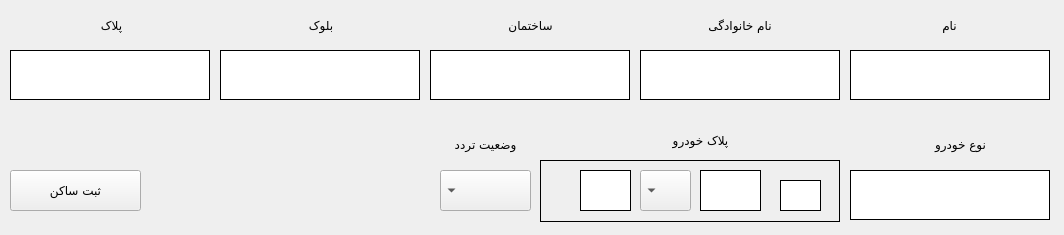
Qt form gui/residentNew.ui (oaacUis/tesis-colombian-plate-recognition) before a commit.
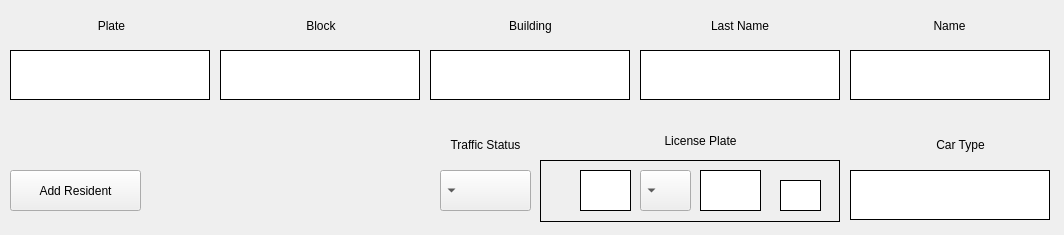
The same form after that commit. Custom widgets are drawn as their Qt base class.

Diff of the .ui file:
```diff
--- a/gui/residentNew.ui
+++ b/gui/residentNew.ui
@@ -28,11 +28,11 @@
                 </property>
                 <property name="font">
                     <font>
-                        <family>B Yekan</family>
+                        <family>Arial</family>
                     </font>
                 </property>
                 <property name="text">
-                    <string>وضعیت تردد</string>
+                    <string>Traffic Status</string>
                 </property>
                 <property name="alignment">
                     <set>Qt::AlignCenter</set>
@@ -105,11 +105,11 @@
                 </property>
                 <property name="font">
                     <font>
-                        <family>B Yekan</family>
+                        <family>Arial</family>
                     </font>
                 </property>
                 <property name="text">
-                    <string>نوع خودرو</string>
+                    <string>Car Type</string>
                 </property>
                 <property name="alignment">
                     <set>Qt::AlignCenter</set>
@@ -126,11 +126,11 @@
                 </property>
                 <property name="font">
                     <font>
-                        <family>B Yekan</family>
+                        <family>Arial</family>
                     </font>
                 </property>
                 <property name="text">
-                    <string>پلاک خودرو</string>
+                    <string>License Plate</string>
                 </property>
                 <property name="alignment">
                     <set>Qt::AlignCenter</set>
@@ -150,11 +150,11 @@
                         <widget class="QLabel" name="label_4">
                             <property name="font">
                                 <font>
-                                    <family>B Yekan</family>
+                                    <family>Arial</family>
                                 </font>
                             </property>
                             <property name="text">
-                                <string>نام</string>
+                                <string>Name</string>
                             </property>
                             <property name="alignment">
                                 <set>Qt::AlignCenter</set>
@@ -165,11 +165,11 @@
                         <widget class="QLabel" name="label_10">
                             <property name="font">
                                 <font>
-                                    <family>B Yekan</family>
+                                    <family>Arial</family>
                                 </font>
                             </property>
                             <property name="text">
-                                <string>نام خانوادگی</string>
+                                <string>Last Name</string>
                             </property>
                             <property name="alignment">
                                 <set>Qt::AlignCenter</set>
@@ -180,11 +180,11 @@
                         <widget class="QLabel" name="label_2">
                             <property name="font">
                                 <font>
-                                    <family>B Yekan</family>
+                                    <family>Arial</family>
                                 </font>
                             </property>
                             <property name="text">
-                                <string>ساختمان</string>
+                                <string>Building</string>
                             </property>
                             <property name="alignment">
                                 <set>Qt::AlignCenter</set>
@@ -195,11 +195,11 @@
                         <widget class="QLabel" name="label_7">
                             <property name="font">
                                 <font>
-                                    <family>B Yekan</family>
+                                    <family>Arial</family>
                                 </font>
                             </property>
                             <property name="text">
-                                <string>پلاک</string>
+                                <string>Plate</string>
                             </property>
                             <property name="alignment">
                                 <set>Qt::AlignCenter</set>
@@ -210,11 +210,11 @@
                         <widget class="QLabel" name="label_8">
                             <property name="font">
                                 <font>
-                                    <family>B Yekan</family>
+                                    <family>Arial</family>
                                 </font>
                             </property>
                             <property name="text">
-                                <string>بلوک</string>
+                                <string>Block</string>
                             </property>
                             <property name="alignment">
                                 <set>Qt::AlignCenter</set>
@@ -234,11 +234,11 @@
                 </property>
                 <property name="font">
                     <font>
-                        <family>B Yekan</family>
+                        <family>Arial</family>
                     </font>
                 </property>
                 <property name="text">
-                    <string>ثبت ساکن</string>
+                    <string>Add Resident</string>
                 </property>
             </widget>
             <widget class="plateQLineEdit" name="fNameTextBox">
```
Left out of the diff: 28 changed lines with no effect on the pictures.
